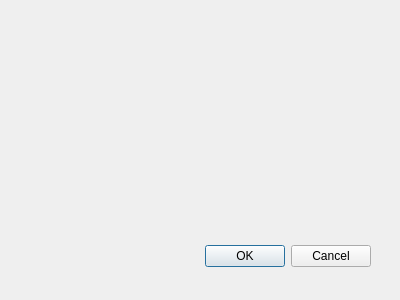
Old version of the form production.ui in the repository lkucz/magazyn.
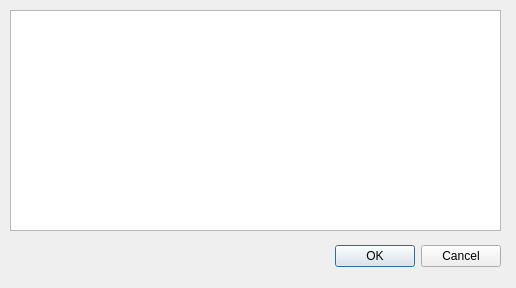
New version of the form.

What changed in the file:
```diff
--- a/production.ui
+++ b/production.ui
@@ -8,8 +8,8 @@
    <rect>
     <x>0</x>
     <y>0</y>
-    <width>400</width>
-    <height>300</height>
+    <width>516</width>
+    <height>288</height>
    </rect>
   </property>
   <property name="windowTitle">
@@ -18,7 +18,7 @@
   <widget class="QDialogButtonBox" name="buttonBox">
    <property name="geometry">
     <rect>
-     <x>30</x>
+     <x>160</x>
      <y>240</y>
      <width>341</width>
      <height>32</height>
@@ -31,6 +31,25 @@
     <set>QDialogButtonBox::Cancel|QDialogButtonBox::Ok</set>
    </property>
   </widget>
+  <widget class="QTableView" name="tableView">
+   <property name="geometry">
+    <rect>
+     <x>10</x>
+     <y>10</y>
+     <width>491</width>
+     <height>221</height>
+    </rect>
+   </property>
+   <property name="editTriggers">
+    <set>QAbstractItemView::NoEditTriggers</set>
+   </property>
+   <property name="selectionMode">
+    <enum>QAbstractItemView::SingleSelection</enum>
+   </property>
+   <property name="selectionBehavior">
+    <enum>QAbstractItemView::SelectRows</enum>
+   </property>
+  </widget>
  </widget>
  <pixmapfunction/>
  <resources/>
```
Left out of the diff: 5 changed lines with no effect on the pictures.
